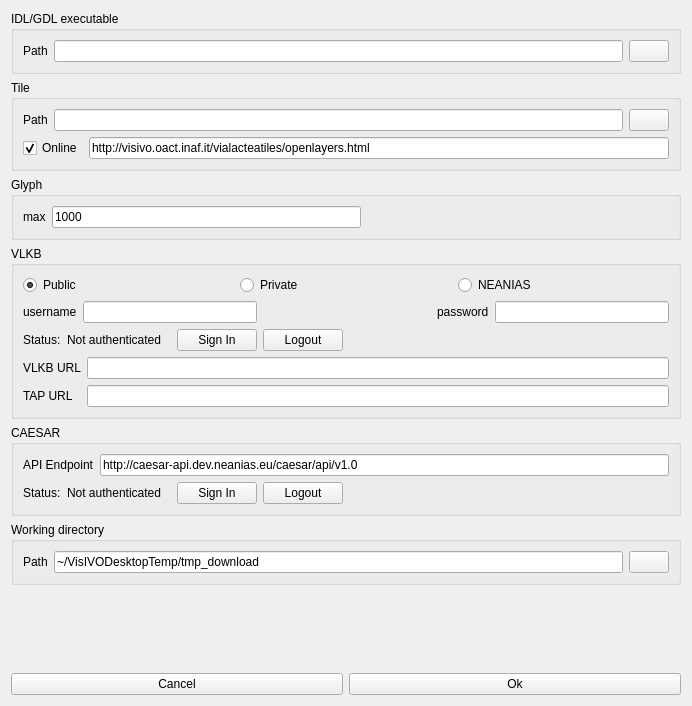
The window that Code/ui/settingform.ui (VisIVOLab/ViaLacteaVisualAnalytics) describes before a commit, drawn with Qt 5.
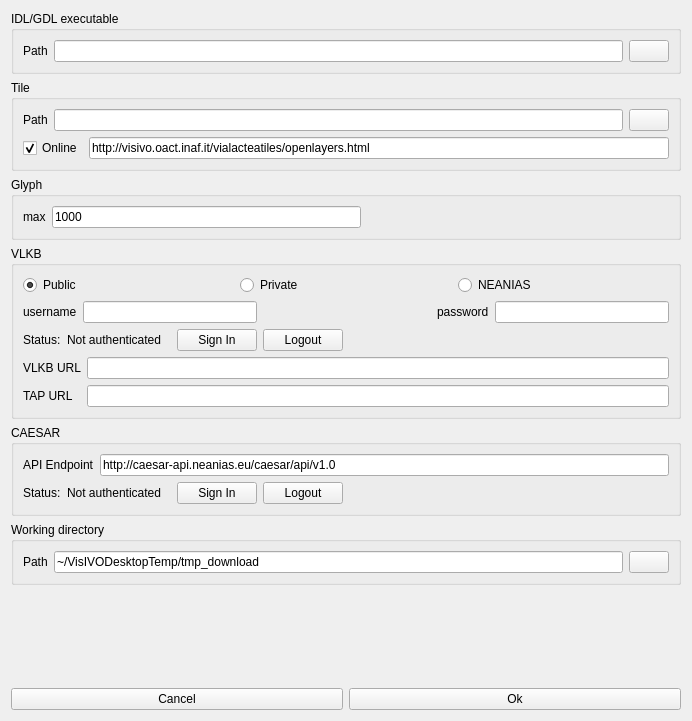
The same window after the commit. Icons and pictures are not drawn.

Commit message: Changed caesar instance

Patch:
```diff
--- a/Code/ui/settingform.ui
+++ b/Code/ui/settingform.ui
@@ -7,7 +7,7 @@
     <x>0</x>
     <y>0</y>
     <width>692</width>
-    <height>706</height>
+    <height>721</height>
    </rect>
   </property>
   <property name="windowTitle">
@@ -339,7 +339,7 @@
         <item>
          <widget class="QLineEdit" name="caesarEndpoint">
           <property name="text">
-           <string>http://caesar-api.dev.neanias.eu/caesar/api/v1.0</string>
+           <string>http://caesar-api.neanias.eu/caesar/api/v1.0</string>
           </property>
           <property name="readOnly">
            <bool>true</bool>
```
The commit also changes 3 other files.
